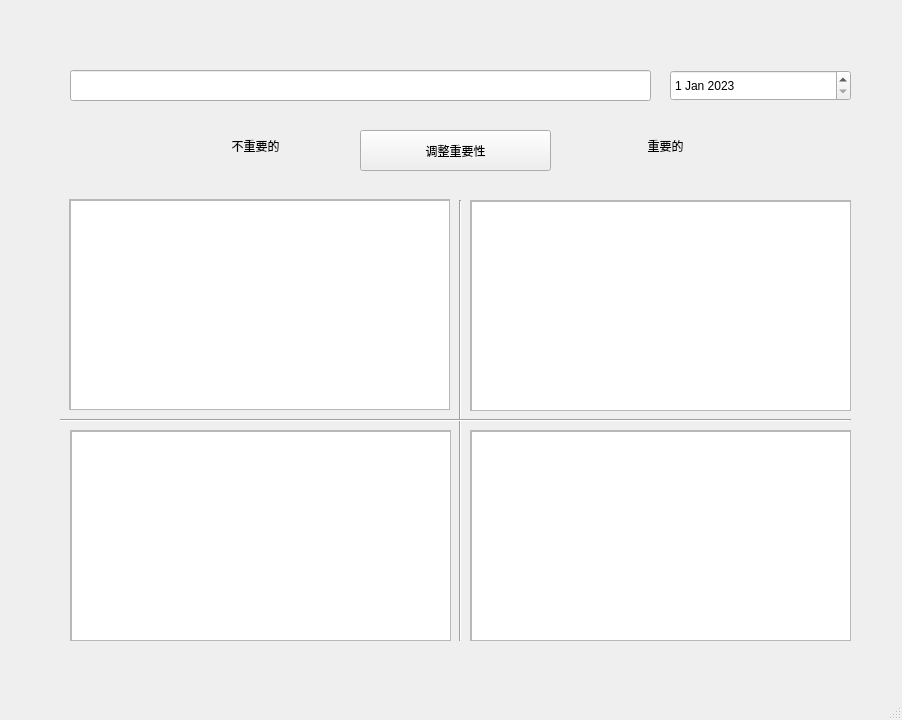
Above: src/ToDo.ui from haomingbai/todo before the change. Below: the same form after it.
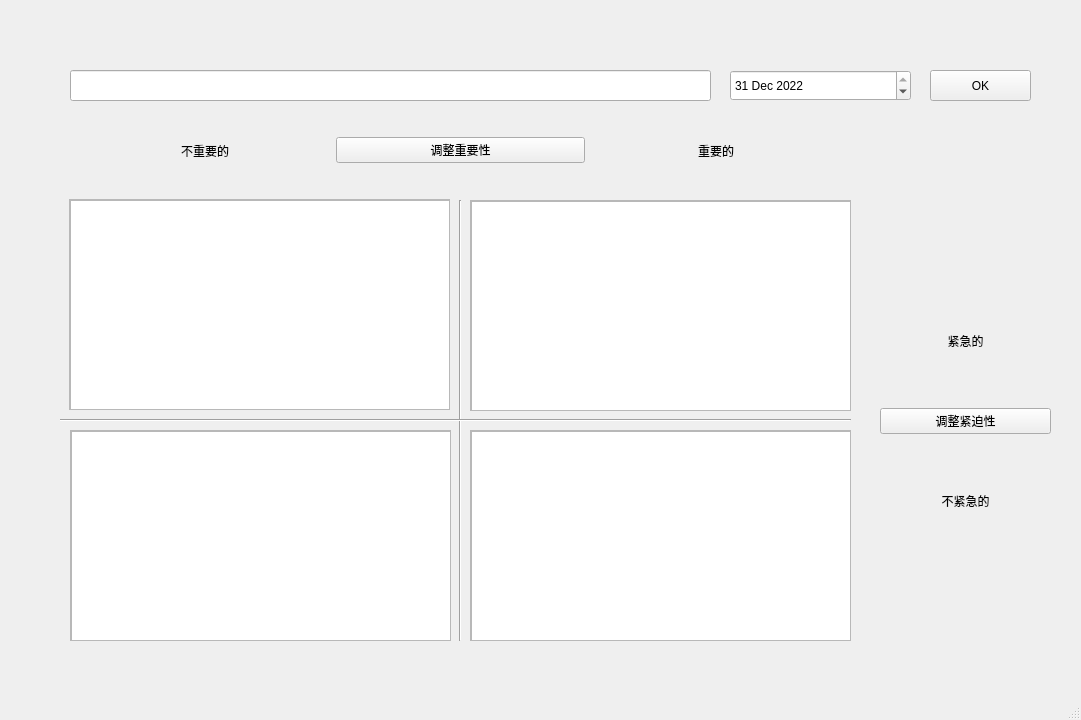
That is the form after the change.

```diff
--- a/src/ToDo.ui
+++ b/src/ToDo.ui
@@ -6,7 +6,7 @@
    <rect>
     <x>0</x>
     <y>0</y>
-    <width>902</width>
+    <width>1081</width>
     <height>720</height>
    </rect>
   </property>
@@ -177,7 +177,7 @@
      <rect>
       <x>70</x>
       <y>70</y>
-      <width>581</width>
+      <width>641</width>
       <height>31</height>
      </rect>
     </property>
@@ -185,7 +185,7 @@
    <widget class="QDateEdit" name="dateEdit">
     <property name="geometry">
      <rect>
-      <x>670</x>
+      <x>730</x>
       <y>70</y>
       <width>181</width>
       <height>31</height>
@@ -193,37 +193,79 @@
     </property>
     <property name="dateTime">
      <datetime>
-      <hour>0</hour>
+      <hour>16</hour>
       <minute>0</minute>
       <second>0</second>
-      <year>2023</year>
-      <month>1</month>
-      <day>1</day>
+      <year>2022</year>
+      <month>12</month>
+      <day>31</day>
      </datetime>
     </property>
    </widget>
-   <widget class="QPushButton" name="pushButton">
+   <widget class="QPushButton" name="pushButton_2">
     <property name="geometry">
      <rect>
-      <x>360</x>
+      <x>930</x>
+      <y>70</y>
+      <width>101</width>
+      <height>31</height>
+     </rect>
+    </property>
+    <property name="text">
+     <string>OK</string>
+    </property>
+   </widget>
+   <widget class="QWidget" name="">
+    <property name="geometry">
+     <rect>
+      <x>880</x>
+      <y>280</y>
+      <width>171</width>
+      <height>281</height>
+     </rect>
+    </property>
+    <layout class="QVBoxLayout" name="verticalLayout">
+     <item>
+      <widget class="QLabel" name="label_3">
+       <property name="text">
+        <string>紧急的</string>
+       </property>
+       <property name="alignment">
+        <set>Qt::AlignCenter</set>
+       </property>
+      </widget>
+     </item>
+     <item>
+      <widget class="QPushButton" name="pushButton_3">
+       <property name="text">
+        <string>调整紧迫性</string>
+       </property>
+      </widget>
+     </item>
+     <item>
+      <widget class="QLabel" name="label_4">
+       <property name="text">
+        <string>不紧急的</string>
+       </property>
+       <property name="alignment">
+        <set>Qt::AlignCenter</set>
+       </property>
+      </widget>
+     </item>
+    </layout>
+   </widget>
+   <widget class="QWidget" name="">
+    <property name="geometry">
+     <rect>
+      <x>80</x>
       <y>130</y>
-      <width>191</width>
+      <width>761</width>
       <height>41</height>
      </rect>
     </property>
-    <property name="text">
-     <string>调整重要性</string>
-    </property>
-   </widget>
+    <layout class="QHBoxLayout" name="horizontalLayout">
+     <item>
    <widget class="QLabel" name="label">
-    <property name="geometry">
-     <rect>
-      <x>210</x>
-      <y>130</y>
-      <width>91</width>
-      <height>31</height>
-     </rect>
-    </property>
     <property name="text">
      <string>不重要的</string>
     </property>
@@ -234,15 +276,16 @@
      <number>-1</number>
     </property>
    </widget>
+     </item>
+     <item>
+      <widget class="QPushButton" name="pushButton">
+       <property name="text">
+        <string>调整重要性</string>
+       </property>
+      </widget>
+     </item>
+     <item>
    <widget class="QLabel" name="label_2">
-    <property name="geometry">
-     <rect>
-      <x>620</x>
-      <y>130</y>
-      <width>91</width>
-      <height>31</height>
-     </rect>
-    </property>
     <property name="text">
      <string>重要的</string>
     </property>
@@ -253,6 +296,9 @@
      <number>-1</number>
     </property>
    </widget>
+     </item>
+    </layout>
+   </widget>
   </widget>
   <widget class="QMenuBar" name="menubar">
    <property name="geometry">
```
Left out of the diff: 2 changed lines with no effect on the pictures. Lines whose indentation alone changed are shown as unchanged.
